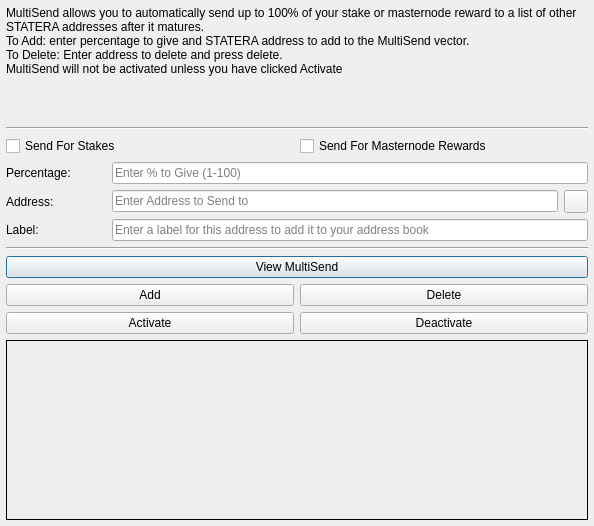
Above: src/qt/forms/multisenddialog.ui from aigon1989/AXIM before the change. Below: the same form after it.
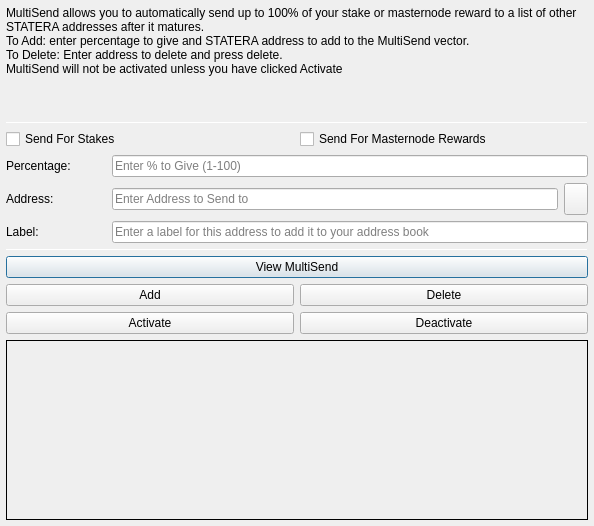
That is the form after the change. Icons and pictures are not drawn.

Diff of the .ui file:
```diff
--- a/src/qt/forms/multisenddialog.ui
+++ b/src/qt/forms/multisenddialog.ui
@@ -58,7 +58,7 @@
          <height>1</height>
         </size>
        </property>
-       <property name="mstateraumSize">
+       <property name="maximumSize">
         <size>
          <width>16777215</width>
          <height>1</height>
@@ -149,7 +149,7 @@
          </item>
          <item>
           <widget class="QToolButton" name="addressBookButton">
-           <property name="mstateraumSize">
+           <property name="maximumSize">
             <size>
              <width>16777215</width>
              <height>32</height>
@@ -206,7 +206,7 @@
          <height>1</height>
         </size>
        </property>
-       <property name="mstateraumSize">
+       <property name="maximumSize">
         <size>
          <width>16777215</width>
          <height>1</height>
```
